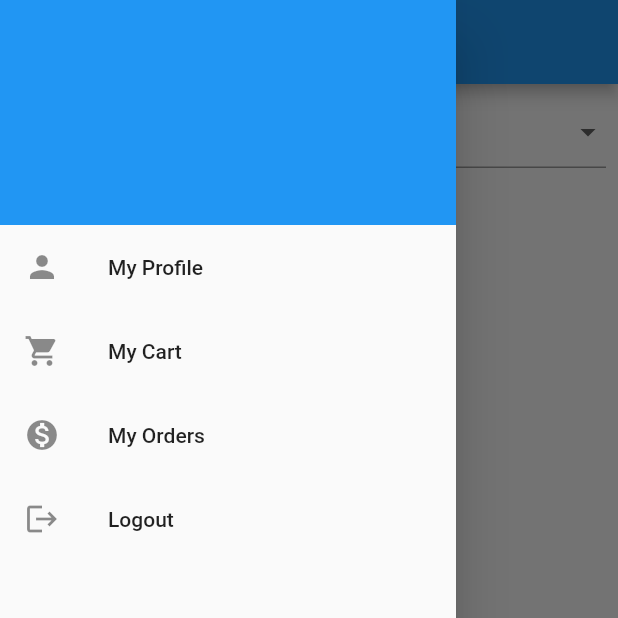
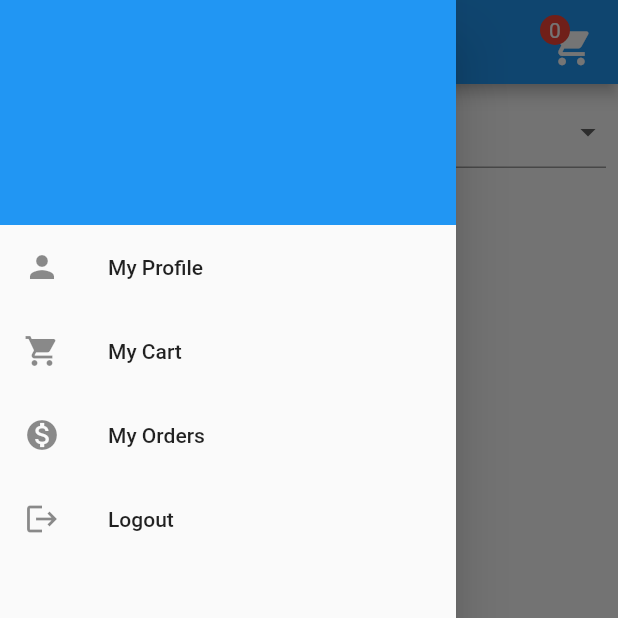
Before and after one commit to muradhossin/ecommerce_user, a Flutter app: the ViewProductPage screen opened by its route, with the side drawer open, on a phone screen of 412 x 824 dp, the top half of it. Run offline on Flutter 3.47's test engine with Material 2 defaults, Android fonts, the phone set to English and light mode, and no system bars; our stand-ins replace cached_network_image, cloud_firestore, connectivity_plus, firebase_auth, firebase_core, firebase_storage and 4 more; accounts and stored records are empty; network calls fail.

Commit message:
show cart items

```diff
--- /dev/null
+++ b/lib/customwidgets/cart_bubble_view.dart
@@ -0,0 +1,47 @@
+import 'package:ecommerce_user/pages/cart_page.dart';
+import 'package:ecommerce_user/providers/cart_provider.dart';
+import 'package:flutter/material.dart';
+import 'package:provider/provider.dart';
+
+class CartBubbleView extends StatelessWidget {
+  const CartBubbleView({Key? key}) : super(key: key);
+
+  @override
+  Widget build(BuildContext context) {
+    return InkWell(
+      onTap: () {
+        Navigator.pushNamed(context, CartPage.routeName);
+      },
+      child: Stack(
+        children: [
+          const Padding(
+            padding: EdgeInsets.all(16.0),
+            child: Icon(
+              Icons.shopping_cart,
+              size: 30,
+            ),
+          ),
+          Positioned(
+            left: 10,
+            top: 10,
+            child: Container(
+              padding: const EdgeInsets.all(1),
+              alignment: Alignment.center,
+              width: 20,
+              height: 20,
+              decoration: const BoxDecoration(
+                color: Colors.red,
+                shape: BoxShape.circle,
+              ),
+              child: FittedBox(
+                child: Consumer<CartProvider>(
+                    builder: (context, provider, child) =>
+                        Text('${provider.cartList.length}')),
+              ),
+            ),
+          ),
+        ],
+      ),
+    );
+  }
+}
--- a/lib/customwidgets/main_drawer.dart
+++ b/lib/customwidgets/main_drawer.dart
@@ -1,4 +1,5 @@
 import 'package:ecommerce_user/auth/auth_service.dart';
+import 'package:ecommerce_user/pages/cart_page.dart';
 import 'package:ecommerce_user/pages/launcher_page.dart';
 import 'package:ecommerce_user/pages/user_profile_page.dart';
 import 'package:flutter/material.dart';
@@ -24,7 +25,9 @@ class MainDrawer extends StatelessWidget {
             title: const Text('My Profile'),
           ),
           if(!AuthService.currentUser!.isAnonymous) ListTile(
-            onTap: () {},
+            onTap: () {
+              Navigator.pushNamed(context, CartPage.routeName);
+            },
             leading: const Icon(Icons.shopping_cart),
             title: const Text('My Cart'),
           ),
--- a/lib/main.dart
+++ b/lib/main.dart
@@ -1,3 +1,4 @@
+import 'package:ecommerce_user/pages/cart_page.dart';
 import 'package:ecommerce_user/pages/launcher_page.dart';
 import 'package:ecommerce_user/pages/login_page.dart';
 import 'package:ecommerce_user/pages/order_page.dart';
@@ -52,6 +53,7 @@ class MyApp extends StatelessWidget {
         OrderPage.routeName : (_) => const OrderPage(),
         UserProfilePage.routeName : (_) => const UserProfilePage(),
         OtpVerificationPage.routeName : (_) => const OtpVerificationPage(),
+        CartPage.routeName : (_) => const CartPage(),
       },
     );
   }
--- a/lib/pages/view_product_page.dart
+++ b/lib/pages/view_product_page.dart
@@ -1,15 +1,11 @@
-import 'package:cached_network_image/cached_network_image.dart';
-import 'package:ecommerce_user/auth/auth_service.dart';
 import 'package:ecommerce_user/customwidgets/main_drawer.dart';
 import 'package:ecommerce_user/customwidgets/product_grid_item_view.dart';
-import 'package:ecommerce_user/pages/launcher_page.dart';
-import 'package:ecommerce_user/pages/product_details_page.dart';
 import 'package:ecommerce_user/providers/cart_provider.dart';
 import 'package:ecommerce_user/providers/user_provider.dart';
 import 'package:flutter/material.dart';
-import 'package:flutter_easyloading/flutter_easyloading.dart';
 import 'package:provider/provider.dart';
 
+import '../customwidgets/cart_bubble_view.dart';
 import '../models/category_model.dart';
 import '../providers/order_provider.dart';
 import '../providers/product_provider.dart';
@@ -43,6 +39,9 @@ class _ViewProductPageState extends State<ViewProductPage> {
       drawer: const MainDrawer(),
       appBar: AppBar(
         title: const Text('All Product'),
+        actions: const [
+          CartBubbleView(),
+        ],
       ),
       body: Consumer<ProductProvider>(
         builder: (context, provider, child) => Column(
```
Also changed, not shown: lib/pages/cart_page.dart (added, +74 -0 lines).
